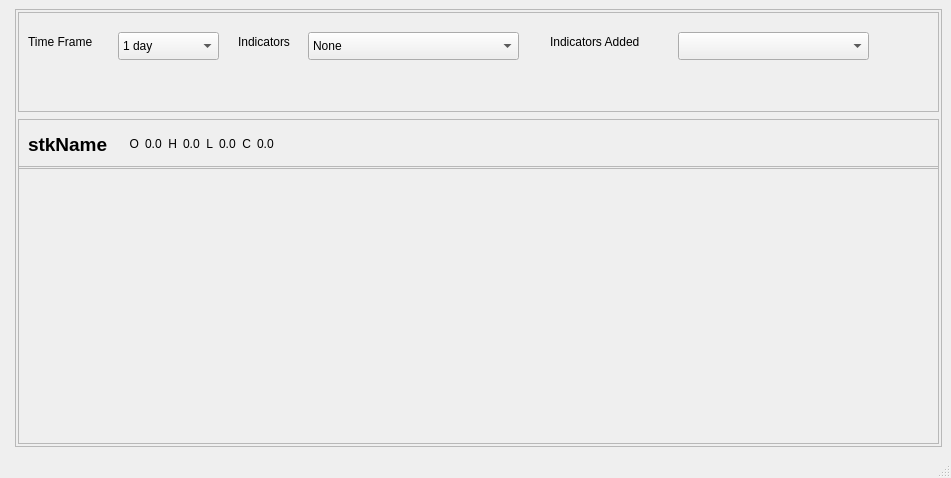
First picture: the form in UIFiles/chart.ui, repository ShubhamMandavkar/TYLiveProjectt-StockAutomationSystem, before the edit.
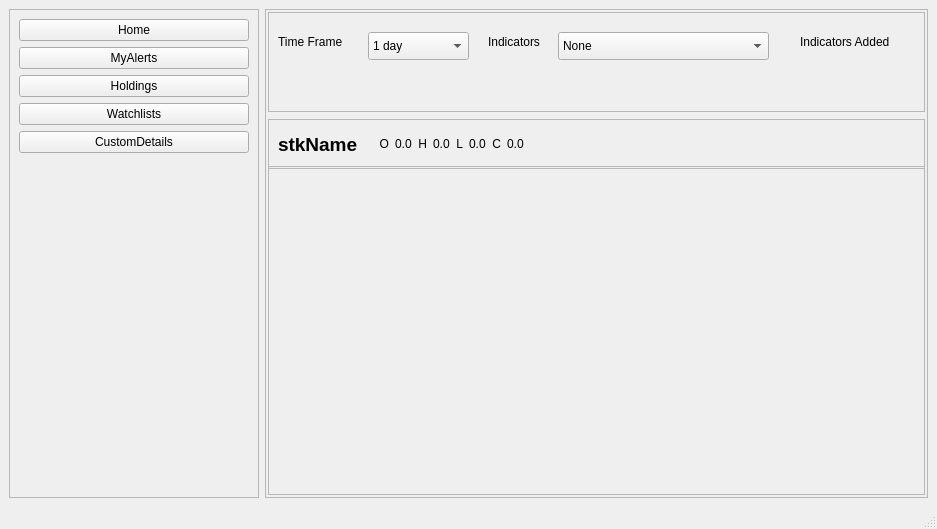
Second picture: the form after the edit.

Patch:
```diff
--- a/UIFiles/chart.ui
+++ b/UIFiles/chart.ui
@@ -6,8 +6,8 @@
    <rect>
     <x>0</x>
     <y>0</y>
-    <width>951</width>
-    <height>478</height>
+    <width>937</width>
+    <height>529</height>
    </rect>
   </property>
   <property name="windowTitle">
@@ -16,7 +16,13 @@
   <widget class="QWidget" name="centralwidget">
    <layout class="QHBoxLayout" name="horizontalLayout">
     <item>
-     <widget class="QFrame" name="frmNav">
+     <widget class="QFrame" name="frmNavBar">
+      <property name="minimumSize">
+       <size>
+        <width>250</width>
+        <height>0</height>
+       </size>
+      </property>
       <property name="maximumSize">
        <size>
         <width>250</width>
@@ -29,6 +35,43 @@
       <property name="frameShadow">
        <enum>QFrame::Raised</enum>
       </property>
+      <layout class="QFormLayout" name="formLayout">
+       <item row="1" column="0" colspan="2">
+        <widget class="QPushButton" name="btnMyAlerts">
+         <property name="text">
+          <string>MyAlerts</string>
+         </property>
+        </widget>
+       </item>
+       <item row="2" column="0" colspan="2">
+        <widget class="QPushButton" name="btnHoldings">
+         <property name="text">
+          <string>Holdings</string>
+         </property>
+        </widget>
+       </item>
+       <item row="4" column="0" colspan="2">
+        <widget class="QPushButton" name="btnCustomDetails">
+         <property name="text">
+          <string>CustomDetails</string>
+         </property>
+        </widget>
+       </item>
+       <item row="3" column="0" colspan="2">
+        <widget class="QPushButton" name="btnWatchlists">
+         <property name="text">
+          <string>Watchlists</string>
+         </property>
+        </widget>
+       </item>
+       <item row="0" column="0" colspan="2">
+        <widget class="QPushButton" name="btnHome">
+         <property name="text">
+          <string>Home</string>
+         </property>
+        </widget>
+       </item>
+      </layout>
      </widget>
     </item>
     <item>
```
Left out of the diff: 2 changed lines with no effect on the pictures.
